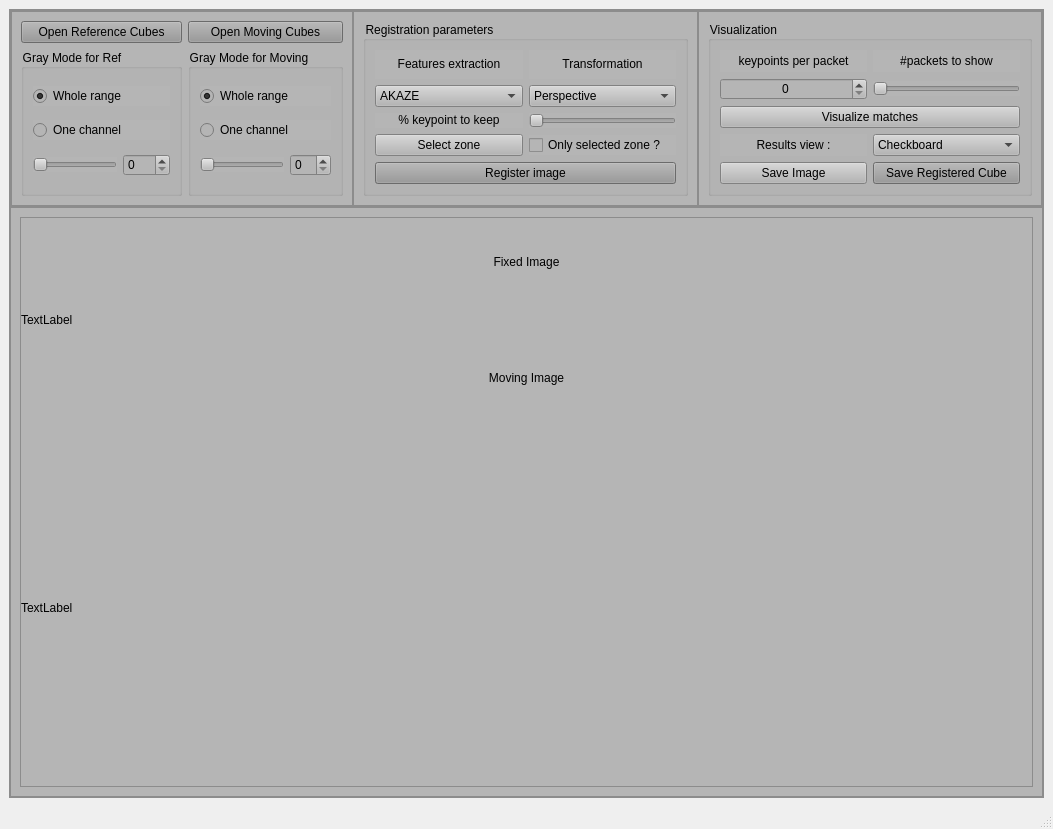
The window that registration/registration_window.ui (Llanik/Hypertool) describes before a commit, drawn with Qt 5.
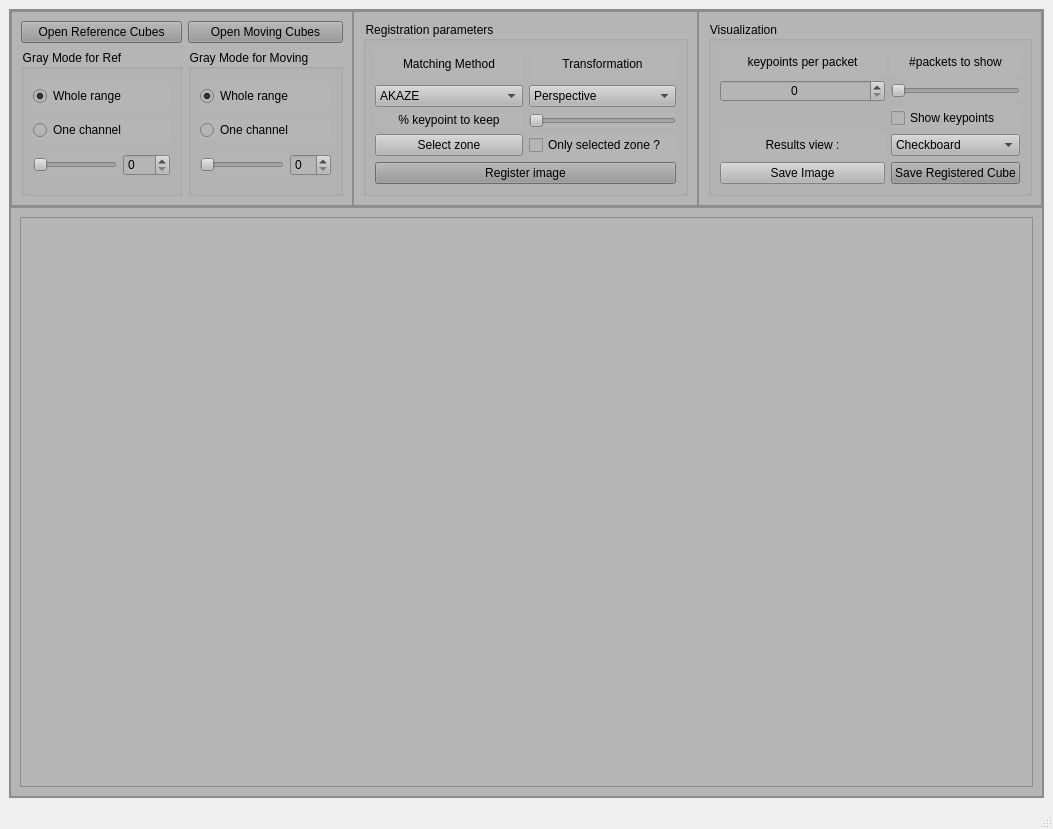
The same window after the commit.

Commit message: scrolable images OK

```diff
--- a/registration/registration_window.ui
+++ b/registration/registration_window.ui
@@ -263,7 +263,7 @@
                   <item row="0" column="0">
                    <widget class="QLabel" name="label">
                     <property name="text">
-                     <string>&lt;html&gt;&lt;head/&gt;&lt;body&gt;&lt;p align=&quot;center&quot;&gt;Features extraction&lt;/p&gt;&lt;/body&gt;&lt;/html&gt;</string>
+                     <string>&lt;html&gt;&lt;head/&gt;&lt;body&gt;&lt;p align=&quot;center&quot;&gt;Matching Method&lt;/p&gt;&lt;/body&gt;&lt;/html&gt;</string>
                     </property>
                    </widget>
                   </item>
@@ -357,57 +357,7 @@
                  <property name="title">
                   <string>Visualization</string>
                  </property>
-                 <layout class="QGridLayout" name="gridLayout_2" columnstretch="1,1">
-                  <item row="7" column="0">
-                   <widget class="QPushButton" name="pushButton_save_image">
-                    <property name="text">
-                     <string>Save Image</string>
-                    </property>
-                   </widget>
-                  </item>
-                  <item row="1" column="1">
-                   <widget class="QSlider" name="horizontalSlider">
-                    <property name="orientation">
-                     <enum>Qt::Horizontal</enum>
-                    </property>
-                    <property name="tickPosition">
-                     <enum>QSlider::NoTicks</enum>
-                    </property>
-                   </widget>
-                  </item>
-                  <item row="0" column="1">
-                   <widget class="QLabel" name="label_4">
-                    <property name="text">
-                     <string>#packets to show</string>
-                    </property>
-                    <property name="alignment">
-                     <set>Qt::AlignCenter</set>
-                    </property>
-                   </widget>
-                  </item>
-                  <item row="7" column="1">
-                   <widget class="QPushButton" name="pushButton_save_cube">
-                    <property name="styleSheet">
-                     <string notr="true">background-color: rgb(150, 150, 150);</string>
-                    </property>
-                    <property name="text">
-                     <string>Save Registered Cube</string>
-                    </property>
-                    <property name="autoExclusive">
-                     <bool>false</bool>
-                    </property>
-                   </widget>
-                  </item>
-                  <item row="1" column="0">
-                   <widget class="QSpinBox" name="spinBox">
-                    <property name="wrapping">
-                     <bool>false</bool>
-                    </property>
-                    <property name="alignment">
-                     <set>Qt::AlignCenter</set>
-                    </property>
-                   </widget>
-                  </item>
+                 <layout class="QGridLayout" name="gridLayout_2" columnstretch="1,0">
                   <item row="0" column="0">
                    <widget class="QLabel" name="label_3">
                     <property name="text">
@@ -415,16 +365,6 @@
                     </property>
                    </widget>
                   </item>
-                  <item row="3" column="0">
-                   <widget class="QLabel" name="label_5">
-                    <property name="text">
-                     <string>Results view :</string>
-                    </property>
-                    <property name="alignment">
-                     <set>Qt::AlignCenter</set>
-                    </property>
-                   </widget>
-                  </item>
                   <item row="3" column="1">
                    <widget class="QComboBox" name="overlay_selector">
                     <item>
@@ -444,10 +384,70 @@
                     </item>
                    </widget>
                   </item>
-                  <item row="2" column="0" colspan="2">
-                   <widget class="QPushButton" name="pushButton_viz_matches">
+                  <item row="7" column="1">
+                   <widget class="QPushButton" name="pushButton_save_cube">
+                    <property name="styleSheet">
+                     <string notr="true">background-color: rgb(150, 150, 150);</string>
+                    </property>
                     <property name="text">
-                     <string>Visualize matches</string>
+                     <string>Save Registered Cube</string>
+                    </property>
+                    <property name="autoExclusive">
+                     <bool>false</bool>
+                    </property>
+                   </widget>
+                  </item>
+                  <item row="1" column="1">
+                   <widget class="QSlider" name="horizontalSlider_keyPacketToShow">
+                    <property name="orientation">
+                     <enum>Qt::Horizontal</enum>
+                    </property>
+                    <property name="tickPosition">
+                     <enum>QSlider::NoTicks</enum>
+                    </property>
+                   </widget>
+                  </item>
+                  <item row="3" column="0">
+                   <widget class="QLabel" name="label_5">
+                    <property name="text">
+                     <string>Results view :</string>
+                    </property>
+                    <property name="alignment">
+                     <set>Qt::AlignCenter</set>
+                    </property>
+                   </widget>
+                  </item>
+                  <item row="7" column="0">
+                   <widget class="QPushButton" name="pushButton_save_image">
+                    <property name="text">
+                     <string>Save Image</string>
+                    </property>
+                   </widget>
+                  </item>
+                  <item row="1" column="0">
+                   <widget class="QSpinBox" name="spinBox_keypointPerPacket">
+                    <property name="wrapping">
+                     <bool>false</bool>
+                    </property>
+                    <property name="alignment">
+                     <set>Qt::AlignCenter</set>
+                    </property>
+                   </widget>
+                  </item>
+                  <item row="0" column="1">
+                   <widget class="QLabel" name="label_4">
+                    <property name="text">
+                     <string>#packets to show</string>
+                    </property>
+                    <property name="alignment">
+                     <set>Qt::AlignCenter</set>
+                    </property>
+                   </widget>
+                  </item>
+                  <item row="2" column="1">
+                   <widget class="QCheckBox" name="checkBox_showKeypoints">
+                    <property name="text">
+                     <string>Show keypoints</string>
                     </property>
                    </widget>
                   </item>
@@ -511,39 +511,17 @@
                   <number>0</number>
                  </property>
                  <item>
-                  <layout class="QHBoxLayout" name="image_layout">
+                  <layout class="QHBoxLayout" name="image_layout" stretch="0,0">
                    <item>
-                    <layout class="QVBoxLayout" name="left_layout" stretch="1,0,1,4">
-                     <item>
-                      <widget class="QLabel" name="label_fixed_title">
-                       <property name="text">
-                        <string>&lt;html&gt;&lt;head/&gt;&lt;body&gt;&lt;p align=&quot;center&quot;&gt;Fixed Image&lt;/p&gt;&lt;/body&gt;&lt;/html&gt;</string>
-                       </property>
-                      </widget>
-                     </item>
-                     <item>
-                      <widget class="QLabel" name="label_fixed">
-                       <property name="text">
-                        <string>TextLabel</string>
-                       </property>
-                      </widget>
-                     </item>
-                     <item>
-                      <widget class="QLabel" name="label_moving_title">
-                       <property name="text">
-                        <string>&lt;html&gt;&lt;head/&gt;&lt;body&gt;&lt;p align=&quot;center&quot;&gt;Moving Image&lt;/p&gt;&lt;/body&gt;&lt;/html&gt;</string>
-                       </property>
-                      </widget>
-                     </item>
-                     <item>
-                      <widget class="QLabel" name="label_moving">
-                       <property name="text">
-                        <string>TextLabel</string>
-                       </property>
-                      </widget>
-                     </item>
+                    <layout class="QVBoxLayout" name="left_layout">
+                     <property name="sizeConstraint">
+                      <enum>QLayout::SetDefaultConstraint</enum>
+                     </property>
                     </layout>
                    </item>
+                   <item>
+                    <layout class="QVBoxLayout" name="right_layout"/>
+                   </item>
                   </layout>
                  </item>
                 </layout>
```
The commit also changes 3 other files.
